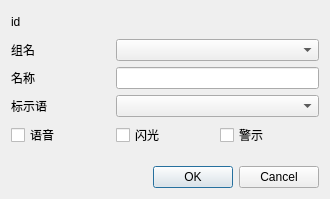
NU-LL/SmartSignageManagementSystem, file ui/qt_ui_file/qdialogsetsigndev.ui: the form before one commit.
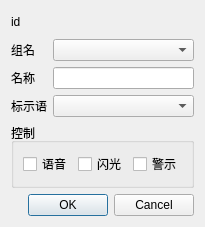
The form after the commit.

Diff of the .ui file:
```diff
--- a/ui/qt_ui_file/qdialogsetsigndev.ui
+++ b/ui/qt_ui_file/qdialogsetsigndev.ui
@@ -6,8 +6,8 @@
    <rect>
     <x>0</x>
     <y>0</y>
-    <width>330</width>
-    <height>199</height>
+    <width>203</width>
+    <height>221</height>
    </rect>
   </property>
   <property name="windowTitle">
@@ -16,13 +16,6 @@
   <layout class="QVBoxLayout" name="verticalLayout">
    <item>
     <layout class="QGridLayout" name="gridLayout">
-     <item row="0" column="1" colspan="2">
-      <widget class="QLabel" name="label_Id">
-       <property name="text">
-        <string/>
-       </property>
-      </widget>
-     </item>
      <item row="0" column="0">
       <widget class="QLabel" name="label">
        <property name="minimumSize">
@@ -36,37 +29,10 @@
        </property>
       </widget>
      </item>
-     <item row="3" column="1" colspan="2">
-      <widget class="QComboBox" name="comboBox_Sign"/>
-     </item>
-     <item row="2" column="1" colspan="2">
-      <widget class="QLineEdit" name="lineEdit_Name"/>
-     </item>
-     <item row="4" column="2">
-      <widget class="QCheckBox" name="checkBox_Alert">
+     <item row="0" column="1">
+      <widget class="QLabel" name="label_Id">
        <property name="text">
-        <string>警示</string>
-       </property>
-      </widget>
-     </item>
-     <item row="4" column="0">
-      <widget class="QCheckBox" name="checkBox_Voice">
-       <property name="text">
-        <string>语音</string>
-       </property>
-      </widget>
-     </item>
-     <item row="4" column="1">
-      <widget class="QCheckBox" name="checkBox_Flash">
-       <property name="text">
-        <string>闪光</string>
-       </property>
-      </widget>
-     </item>
-     <item row="2" column="0">
-      <widget class="QLabel" name="label_3">
-       <property name="text">
-        <string>名称</string>
+        <string/>
        </property>
       </widget>
      </item>
@@ -77,6 +43,19 @@
        </property>
       </widget>
      </item>
+     <item row="1" column="1">
+      <widget class="QComboBox" name="comboBox_GroupName"/>
+     </item>
+     <item row="2" column="0">
+      <widget class="QLabel" name="label_3">
+       <property name="text">
+        <string>名称</string>
+       </property>
+      </widget>
+     </item>
+     <item row="2" column="1">
+      <widget class="QLineEdit" name="lineEdit_Name"/>
+     </item>
      <item row="3" column="0">
       <widget class="QLabel" name="label_4">
        <property name="text">
@@ -84,8 +63,38 @@
        </property>
       </widget>
      </item>
-     <item row="1" column="1" colspan="2">
-      <widget class="QComboBox" name="comboBox_GroupName"/>
+     <item row="3" column="1">
+      <widget class="QComboBox" name="comboBox_Sign"/>
+     </item>
+     <item row="4" column="0" colspan="2">
+      <widget class="QGroupBox" name="groupBox">
+       <property name="title">
+        <string>控制</string>
+       </property>
+       <layout class="QHBoxLayout" name="horizontalLayout">
+        <item>
+         <widget class="QCheckBox" name="checkBox_Voice">
+          <property name="text">
+           <string>语音</string>
+          </property>
+         </widget>
+        </item>
+        <item>
+         <widget class="QCheckBox" name="checkBox_Flash">
+          <property name="text">
+           <string>闪光</string>
+          </property>
+         </widget>
+        </item>
+        <item>
+         <widget class="QCheckBox" name="checkBox_Alert">
+          <property name="text">
+           <string>警示</string>
+          </property>
+         </widget>
+        </item>
+       </layout>
+      </widget>
      </item>
     </layout>
    </item>
```
